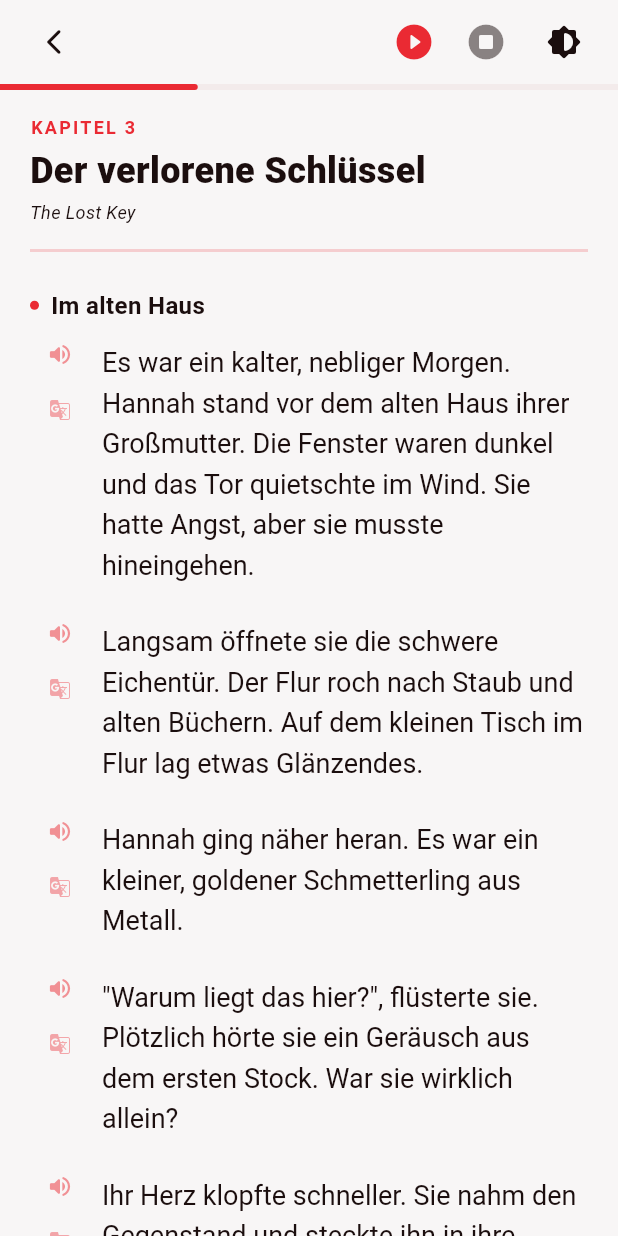
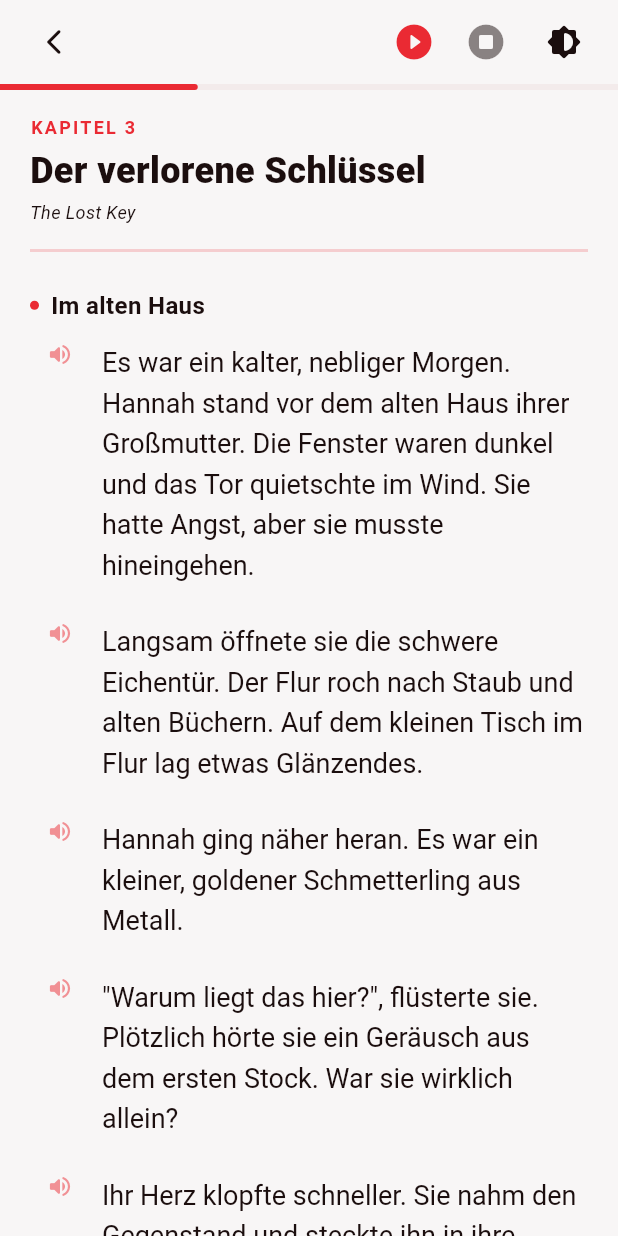
Before and after one commit to kowshikRoy/takt, a Flutter app: the StoryReaderScreen screen opened directly, on a phone screen of 412 x 824 dp. Run offline on Flutter 3.47's test engine with Material 3 defaults, Android fonts, the phone set to English and light mode, and no system bars; our stand-ins replace flutter_animate, flutter_tts, google_fonts, shared_preferences, sqflite; accounts and stored records are empty; network calls fail.

Commit message:
fix: Update icon color logic to use englishTranslation

```diff
--- a/lib/screens/story_reader_screen.dart
+++ b/lib/screens/story_reader_screen.dart
@@ -432,7 +432,7 @@ class _StoryReaderScreenState extends State<StoryReaderScreen> {
                   icon: Icon(
                     isTranslationVisible ? Icons.translate_rounded : Icons.g_translate_rounded,
                     size: 16,
-                    color: translation != null
+                    color: englishTranslation != null && englishTranslation.isNotEmpty
                         ? (isTranslationVisible ? Theme.of(context).colorScheme.primary : Theme.of(context).colorScheme.primary.withValues(alpha: 0.4))
                         : Colors.transparent,
                   ),
```
